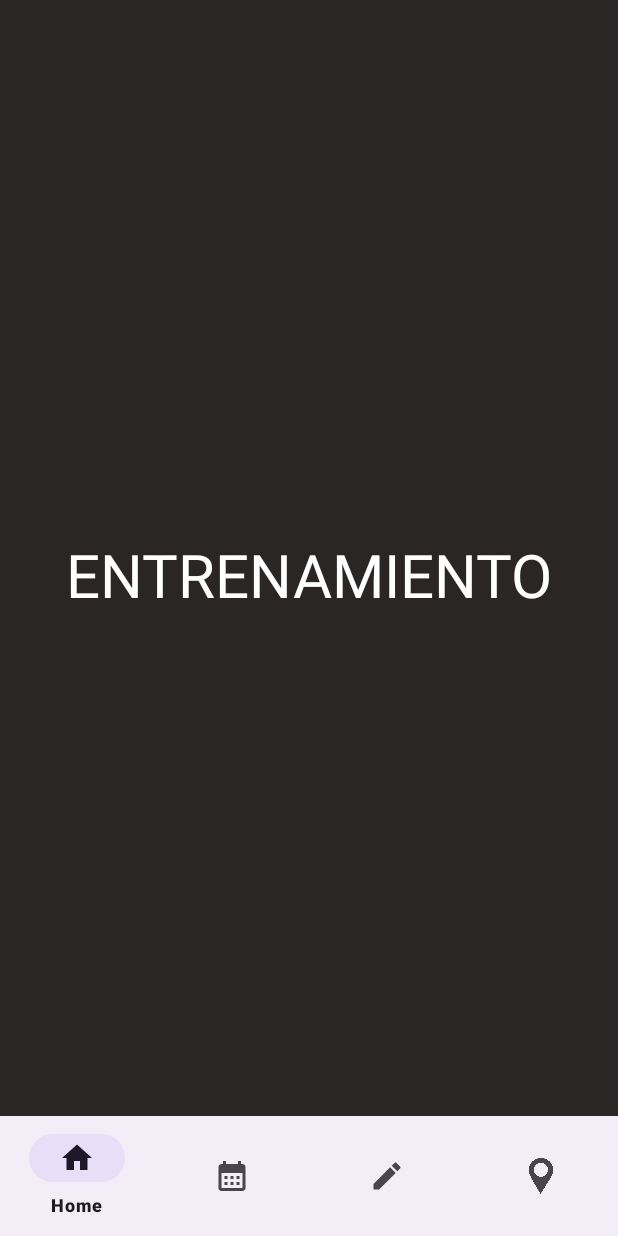
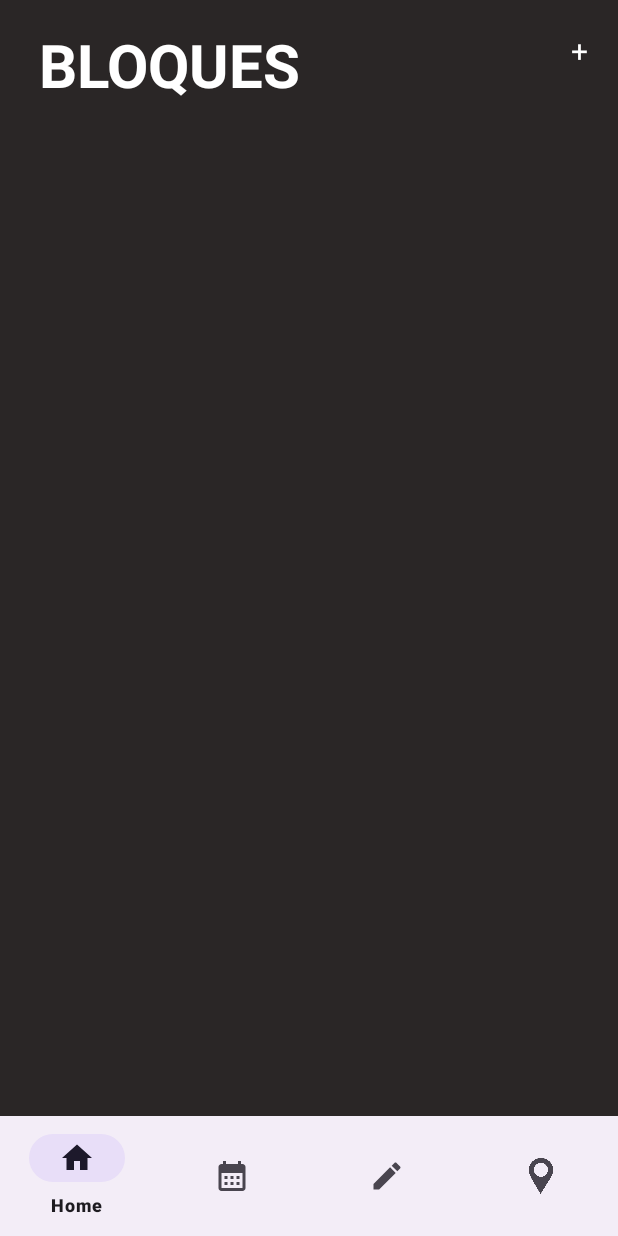
Before and after one commit to Luisw121/TRAININGNOTES, an Android app: the entrenamientoFragment screen opened through its navigation route, on a phone screen of 412 x 824 dp. Run offline under Robolectric (Android 15) with nearby library versions, the phone set to English and light mode, and no system bars; our stand-ins replace Firebase (no records; nobody signed in at launch, a user with empty details on screens opened directly), navigation-ui.

```diff
--- a/app/src/main/res/layout/fragment_entrenamiento.xml
+++ b/app/src/main/res/layout/fragment_entrenamiento.xml
@@ -8,14 +8,28 @@
     tools:context="entrenamientoFragment">
 
     <TextView
+        android:id="@+id/textView11"
         android:layout_width="wrap_content"
         android:layout_height="wrap_content"
-        android:layout_marginTop="356dp"
-        android:text="ENTRENAMIENTO"
+        android:layout_marginTop="16dp"
+        android:text="BLOQUES"
         android:textColor="@color/white"
         android:textSize="40dp"
+        android:textStyle="bold"
         app:layout_constraintEnd_toEndOf="parent"
+        app:layout_constraintHorizontal_bias="0.109"
         app:layout_constraintStart_toStartOf="parent"
+        app:layout_constraintTop_toTopOf="parent" />
+
+    <TextView
+        android:layout_width="wrap_content"
+        android:layout_height="wrap_content"
+        android:layout_marginTop="20dp"
+        android:layout_marginEnd="20dp"
+        android:text="+"
+        android:textColor="@color/white"
+        android:textSize="20dp"
+        app:layout_constraintEnd_toEndOf="parent"
         app:layout_constraintTop_toTopOf="parent" />
 
 
```
